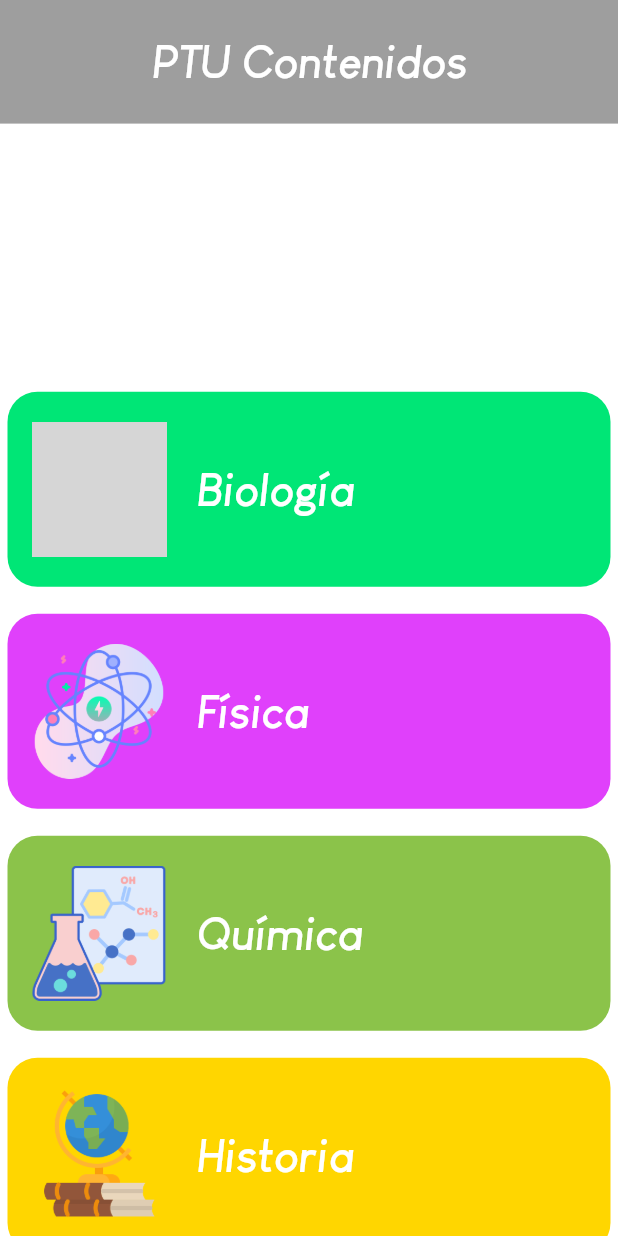
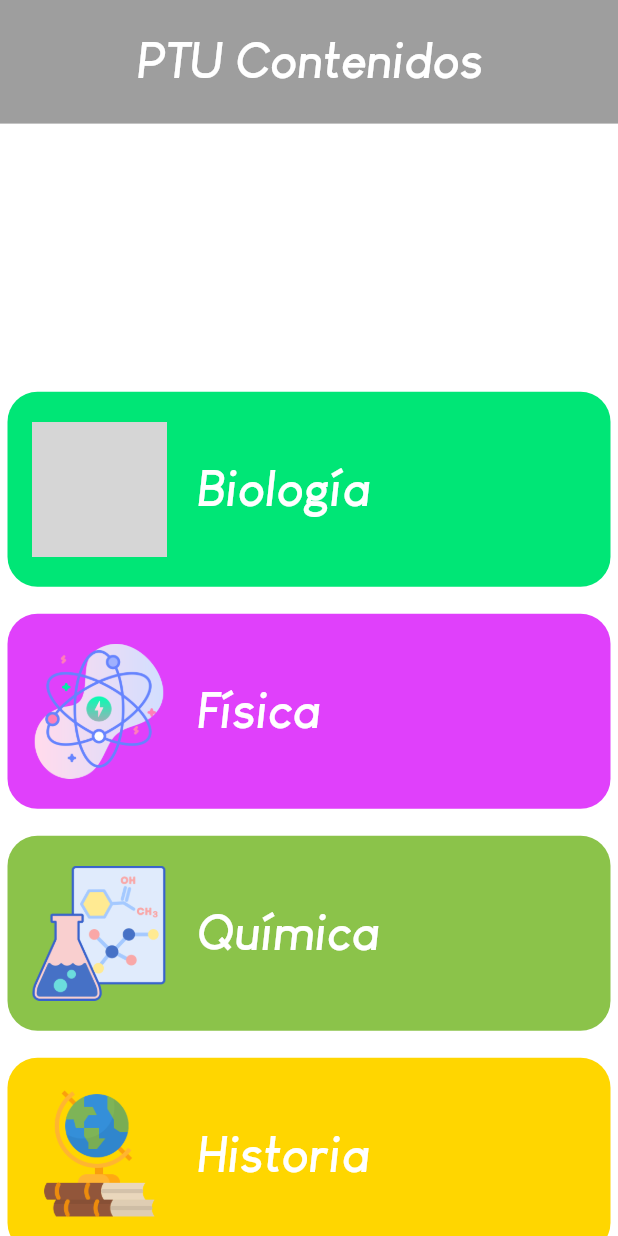
Before and after one commit to JordiDeSanta/PTUContenidos, a Flutter app: the screen it shows after launch, on a phone screen of 412 x 824 dp. Run offline on Flutter 3.47's test engine with Material 2 defaults, Android fonts, the phone set to English and light mode, and no system bars; drawn by our look-alikes of google_mobile_ads; missing offline and left inert: pdf_render; network calls fail; grey boxes are pictures that could not be loaded.

Commit message:
v2.0.2 Tablet Bugs Fixed

```diff
--- a/lib/utils/texts.dart
+++ b/lib/utils/texts.dart
@@ -2,7 +2,7 @@ import 'package:flutter/material.dart';
 
 class TextStyles {
   double getSize(BuildContext c) {
-    double size = MediaQuery.of(c).size.aspectRatio;
+    double size = MediaQuery.of(c).size.height;
 
     return size;
   }
@@ -10,14 +10,14 @@ class TextStyles {
   TextStyle getTitle(BuildContext c) {
     return TextStyle(
       color: Colors.white,
-      fontSize: getSize(c) * 60,
+      fontSize: getSize(c) * 0.04,
     );
   }
 
   TextStyle getSubtitle(BuildContext c) {
     return TextStyle(
       color: Colors.white,
-      fontSize: getSize(c) * 30,
+      fontSize: getSize(c) * 0.02,
     );
   }
 }
--- a/lib/widgets/content_button.dart
+++ b/lib/widgets/content_button.dart
@@ -14,6 +14,7 @@ class ContentButton extends StatelessWidget {
   Widget build(BuildContext context) {
     double size = MediaQuery.of(context).size.aspectRatio;
     double h = MediaQuery.of(context).size.height;
+    double w = MediaQuery.of(context).size.width;
 
     return Container(
       padding: EdgeInsets.all(5),
@@ -35,7 +36,7 @@ class ContentButton extends StatelessWidget {
         child: Row(
           children: [
             Container(
-              width: size * 450,
+              width: w * 0.65,
               padding: EdgeInsets.all(15),
               child: Text(
                 settings.title,
@@ -46,6 +47,7 @@ class ContentButton extends StatelessWidget {
               child: ClipRRect(
                 borderRadius: BorderRadius.circular(20),
                 child: Image(
+                  width: w * 0.02,
                   image: settings.img,
                   fit: BoxFit.cover,
                 ),
--- a/lib/widgets/course_button.dart
+++ b/lib/widgets/course_button.dart
@@ -12,6 +12,7 @@ class CourseButton extends StatelessWidget {
   @override
   Widget build(BuildContext context) {
     double size = MediaQuery.of(context).size.aspectRatio;
+    double w = MediaQuery.of(context).size.width;
 
     return Padding(
       padding: EdgeInsets.symmetric(vertical: size * 18, horizontal: size * 10),
@@ -37,7 +38,7 @@ class CourseButton extends StatelessWidget {
               ),
               Container(
                 padding: EdgeInsets.only(left: size * 40),
-                width: size * 400,
+                width: w * 0.6,
                 child: Text(
                   settings.title,
                   style: styles.getTitle(context),
```
